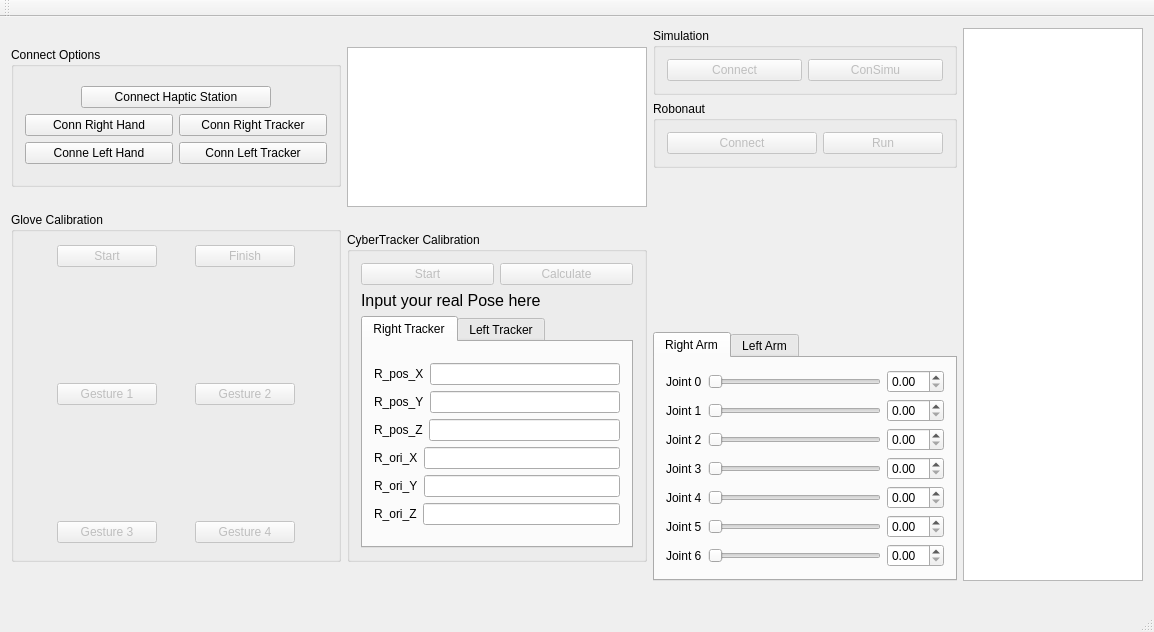
Above: CyberSystem/cybersystem.ui from aaron-chenjianhui/CyberSystem_Old before the change. Below: the same form after it.
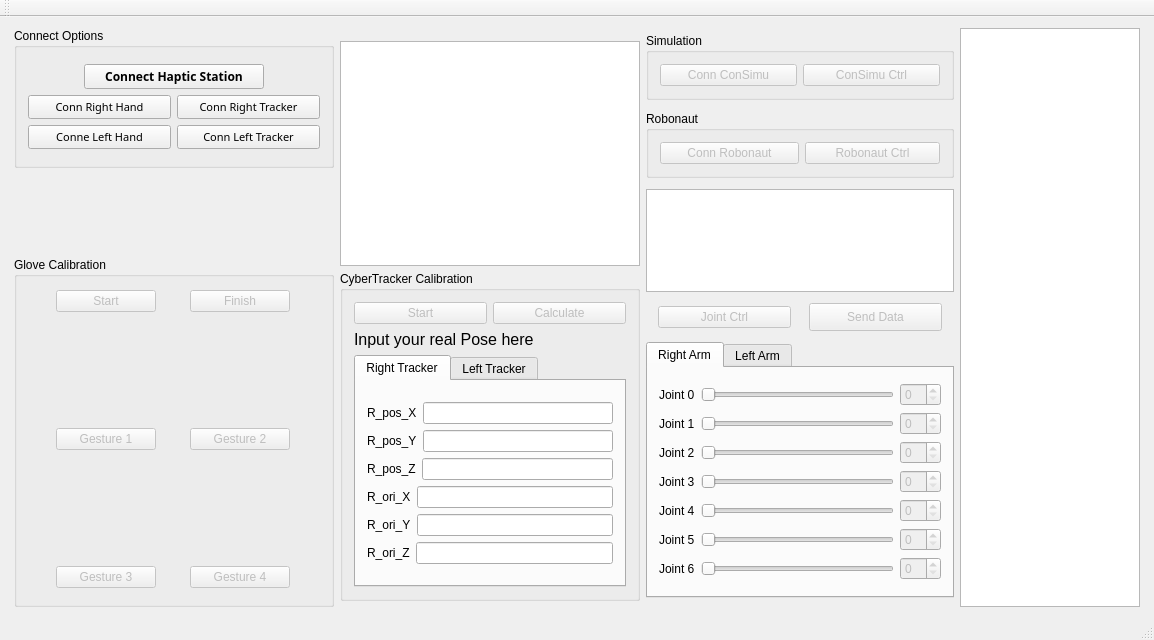
That is the form after the change. The open tabs and pages were chosen to show the change. Icons and pictures are not drawn.

The edit to the form file:
```diff
--- a/CyberSystem/cybersystem.ui
+++ b/CyberSystem/cybersystem.ui
@@ -7,7 +7,7 @@
     <x>0</x>
     <y>0</y>
     <width>1154</width>
-    <height>632</height>
+    <height>640</height>
    </rect>
   </property>
   <property name="sizePolicy">
@@ -25,7 +25,7 @@
   <property name="maximumSize">
    <size>
     <width>1154</width>
-    <height>632</height>
+    <height>640</height>
    </size>
   </property>
   <property name="windowTitle">
@@ -41,25 +41,25 @@
    <property name="maximumSize">
     <size>
      <width>1154</width>
-     <height>575</height>
+     <height>640</height>
     </size>
    </property>
-   <layout class="QGridLayout" name="gridLayout_9">
+   <layout class="QGridLayout" name="gridLayout_7">
     <item row="0" column="0">
-     <layout class="QHBoxLayout" name="horizontalLayout_6">
+     <layout class="QHBoxLayout" name="horizontalLayout_9">
       <item>
        <layout class="QVBoxLayout" name="m_pLVerLayout">
         <item>
          <widget class="QGroupBox" name="m_pConnBox">
           <property name="minimumSize">
            <size>
-            <width>330</width>
+            <width>320</width>
             <height>140</height>
            </size>
           </property>
           <property name="maximumSize">
            <size>
-            <width>330</width>
+            <width>320</width>
             <height>140</height>
            </size>
           </property>
@@ -87,6 +87,14 @@
              </item>
              <item row="0" column="1" colspan="2">
               <widget class="QPushButton" name="m_pInitBtn">
+               <property name="font">
+                <font>
+                 <family>Aharoni</family>
+                 <pointsize>9</pointsize>
+                 <weight>75</weight>
+                 <bold>true</bold>
+                </font>
+               </property>
                <property name="text">
                 <string>Connect Haptic Station</string>
                </property>
@@ -110,6 +118,12 @@
              </item>
              <item row="1" column="0" colspan="2">
               <widget class="QPushButton" name="m_pInitRHBtn">
+               <property name="font">
+                <font>
+                 <family>Aharoni</family>
+                 <pointsize>8</pointsize>
+                </font>
+               </property>
                <property name="text">
                 <string>Conn Right Hand</string>
                </property>
@@ -117,13 +131,31 @@
              </item>
              <item row="1" column="2" colspan="2">
               <widget class="QPushButton" name="m_pInitRTBtn">
+               <property name="font">
+                <font>
+                 <family>Aharoni</family>
+                 <pointsize>8</pointsize>
+                </font>
+               </property>
                <property name="text">
                 <string>Conn Right Tracker</string>
                </property>
+               <property name="iconSize">
+                <size>
+                 <width>20</width>
+                 <height>20</height>
+                </size>
+               </property>
               </widget>
              </item>
              <item row="2" column="0" colspan="2">
               <widget class="QPushButton" name="m_pInitLHBtn">
+               <property name="font">
+                <font>
+                 <family>Aharoni</family>
+                 <pointsize>8</pointsize>
+                </font>
+               </property>
                <property name="text">
                 <string>Conne Left Hand</string>
                </property>
@@ -131,6 +163,12 @@
              </item>
              <item row="2" column="2" colspan="2">
               <widget class="QPushButton" name="m_pInitLTBtn">
+               <property name="font">
+                <font>
+                 <family>Aharoni</family>
+                 <pointsize>8</pointsize>
+                </font>
+               </property>
                <property name="text">
                 <string>Conn Left Tracker</string>
                </property>
@@ -141,17 +179,30 @@
           </layout>
          </widget>
         </item>
+        <item>
+         <spacer name="verticalSpacer_2">
+          <property name="orientation">
+           <enum>Qt::Vertical</enum>
+          </property>
+          <property name="sizeHint" stdset="0">
+           <size>
+            <width>20</width>
+            <height>40</height>
+           </size>
+          </property>
+         </spacer>
+        </item>
         <item>
          <widget class="QGroupBox" name="m_pGloveBox">
           <property name="minimumSize">
            <size>
-            <width>330</width>
+            <width>320</width>
             <height>350</height>
            </size>
           </property>
           <property name="maximumSize">
            <size>
-            <width>330</width>
+            <width>320</width>
             <height>350</height>
            </size>
           </property>
@@ -319,13 +370,13 @@
           <property name="minimumSize">
            <size>
             <width>300</width>
-            <height>160</height>
+            <height>225</height>
            </size>
           </property>
           <property name="maximumSize">
            <size>
             <width>300</width>
-            <height>160</height>
+            <height>210</height>
            </size>
           </property>
          </widget>
@@ -674,9 +725,21 @@
        </layout>
       </item>
       <item>
-       <layout class="QVBoxLayout" name="verticalLayout_2">
-        <item>
+       <layout class="QGridLayout" name="gridLayout_9">
+        <item row="0" column="0">
          <widget class="QGroupBox" name="m_pSimuBox">
+          <property name="minimumSize">
+           <size>
+            <width>0</width>
+            <height>67</height>
+           </size>
+          </property>
+          <property name="maximumSize">
+           <size>
+            <width>16777215</width>
+            <height>67</height>
+           </size>
+          </property>
           <property name="title">
            <string>Simulation</string>
           </property>
@@ -687,7 +750,7 @@
               <bool>false</bool>
              </property>
              <property name="text">
-              <string>Connect</string>
+              <string>Conn ConSimu</string>
              </property>
             </widget>
            </item>
@@ -697,15 +760,27 @@
               <bool>false</bool>
              </property>
              <property name="text">
-              <string>ConSimu</string>
+              <string>ConSimu Ctrl</string>
              </property>
             </widget>
            </item>
           </layout>
          </widget>
         </item>
-        <item>
+        <item row="1" column="0">
          <widget class="QGroupBox" name="m_pRoboBox">
+          <property name="minimumSize">
+           <size>
+            <width>0</width>
+            <height>67</height>
+           </size>
+          </property>
+          <property name="maximumSize">
+           <size>
+            <width>16777215</width>
+            <height>67</height>
+           </size>
+          </property>
           <property name="title">
            <string>Robonaut</string>
           </property>
@@ -723,12 +798,18 @@
              </property>
              <property name="minimumSize">
               <size>
-               <width>150</width>
+               <width>139</width>
                <height>0</height>
               </size>
              </property>
+             <property name="maximumSize">
+              <size>
+               <width>139</width>
+               <height>16777215</height>
+              </size>
+             </property>
              <property name="text">
-              <string>Connect</string>
+              <string>Conn Robonaut</string>
              </property>
             </widget>
            </item>
@@ -744,28 +825,91 @@
               </sizepolicy>
              </property>
              <property name="text">
-              <string>Run</string>
+              <string>Robonaut Ctrl</string>
              </property>
             </widget>
            </item>
           </layout>
          </widget>
         </item>
-        <item>
-         <spacer name="verticalSpacer">
-          <property name="orientation">
-           <enum>Qt::Vertical</enum>
+        <item row="2" column="0">
+         <widget class="QTextBrowser" name="m_pRoboDataDisBs">
+          <property name="maximumSize">
+           <size>
+            <width>308</width>
+            <height>103</height>
+           </size>
           </property>
-          <property name="sizeHint" stdset="0">
+          <property name="sizeIncrement">
            <size>
-            <width>20</width>
-            <height>40</height>
+            <width>308</width>
+            <height>103</height>
            </size>
           </property>
-         </spacer>
+         </widget>
         </item>
-        <item>
+        <item row="3" column="0">
+         <layout class="QHBoxLayout" name="horizontalLayout_6">
+          <item>
+           <widget class="QPushButton" name="m_pJointCtrlBtn">
+            <property name="enabled">
+             <bool>false</bool>
+            </property>
+            <property name="minimumSize">
+             <size>
+              <width>133</width>
+              <height>0</height>
+             </size>
+            </property>
+            <property name="maximumSize">
+             <size>
+              <width>133</width>
+              <height>16777215</height>
+             </size>
+            </property>
+            <property name="text">
+             <string>Joint Ctrl</string>
+            </property>
+           </widget>
+          </item>
+          <item>
+           <widget class="QPushButton" name="m_pSdDataBtn">
+            <property name="enabled">
+             <bool>false</bool>
+            </property>
+            <property name="minimumSize">
+             <size>
+              <width>133</width>
+              <height>28</height>
+             </size>
+            </property>
+            <property name="maximumSize">
+             <size>
+              <width>133</width>
+              <height>28</height>
+             </size>
+            </property>
+            <property name="text">
+             <string>Send Data</string>
+            </property>
+           </widget>
+          </item>
+         </layout>
+        </item>
+        <item row="4" column="0">
          <widget class="QTabWidget" name="m_pJoSetWidget">
+          <property name="maximumSize">
+           <size>
+            <width>308</width>
+            <height>256</height>
+           </size>
+          </property>
+          <property name="sizeIncrement">
+           <size>
+            <width>308</width>
+            <height>256</height>
+           </size>
+          </property>
           <property name="currentIndex">
            <number>1</number>
           </property>
@@ -787,6 +931,9 @@
                 </item>
                 <item>
                  <widget class="QSlider" name="m_pRJo0Sli">
+                  <property name="enabled">
+                   <bool>false</bool>
+                  </property>
                   <property name="minimumSize">
                    <size>
                     <width>160</width>
@@ -799,7 +946,14 @@
                  </widget>
                 </item>
                 <item>
-                 <widget class="QDoubleSpinBox" name="m_pRJo0SpBox"/>
+                 <widget class="QSpinBox" name="m_pRJo0SpBox">
+                  <property name="enabled">
+                   <bool>false</bool>
+                  </property>
+                  <property name="value">
+                   <number>0</number>
+                  </property>
+                 </widget>
                 </item>
                </layout>
               </item>
@@ -814,6 +968,9 @@
                 </item>
                 <item>
                  <widget class="QSlider" name="m_pRJo1Sli">
+                  <property name="enabled">
+                   <bool>false</bool>
+                  </property>
                   <property name="minimumSize">
                    <size>
                     <width>160</width>
@@ -826,7 +983,11 @@
                  </widget>
                 </item>
                 <item>
-                 <widget class="QDoubleSpinBox" name="m_pRJo1SpBox"/>
+                 <widget class="QSpinBox" name="m_pRJo1SpBox">
+                  <property name="enabled">
+                   <bool>false</bool>
+                  </property>
+                 </widget>
                 </item>
                </layout>
               </item>
@@ -841,6 +1002,9 @@
                 </item>
                 <item>
                  <widget class="QSlider" name="m_pRJo2Sli">
+                  <property name="enabled">
+                   <bool>false</bool>
+                  </property>
                   <property name="minimumSize">
                    <size>
                     <width>160</width>
@@ -853,7 +1017,11 @@
                  </widget>
                 </item>
                 <item>
-                 <widget class="QDoubleSpinBox" name="m_pRJo2SpBox"/>
+                 <widget class="QSpinBox" name="m_pRJo2SpBox">
+                  <property name="enabled">
+                   <bool>false</bool>
+                  </property>
+                 </widget>
                 </item>
                </layout>
               </item>
@@ -868,6 +1036,9 @@
                 </item>
                 <item>
                  <widget class="QSlider" name="m_pRJo3Sli">
+                  <property name="enabled">
+                   <bool>false</bool>
+                  </property>
                   <property name="minimumSize">
                    <size>
                     <width>160</width>
@@ -880,7 +1051,11 @@
                  </widget>
                 </item>
                 <item>
-                 <widget class="QDoubleSpinBox" name="m_pRJo3SpBox"/>
+                 <widget class="QSpinBox" name="m_pRJo3SpBox">
+                  <property name="enabled">
+                   <bool>false</bool>
+                  </property>
+                 </widget>
                 </item>
                </layout>
               </item>
@@ -895,6 +1070,9 @@
                 </item>
                 <item>
                  <widget class="QSlider" name="m_pRJo4Sli">
+                  <property name="enabled">
+                   <bool>false</bool>
+                  </property>
                   <property name="minimumSize">
                    <size>
                     <width>160</width>
@@ -907,7 +1085,11 @@
                  </widget>
                 </item>
                 <item>
-                 <widget class="QDoubleSpinBox" name="m_pRJo4SpBox"/>
+                 <widget class="QSpinBox" name="m_pRJo4SpBox">
+                  <property name="enabled">
+                   <bool>false</bool>
+                  </property>
+                 </widget>
                 </item>
                </layout>
               </item>
@@ -922,6 +1104,9 @@
                 </item>
                 <item>
                  <widget class="QSlider" name="m_pRJo5Sli">
+                  <property name="enabled">
+                   <bool>false</bool>
+                  </property>
                   <property name="minimumSize">
                    <size>
                     <width>160</width>
@@ -934,7 +1119,11 @@
                  </widget>
                 </item>
                 <item>
-                 <widget class="QDoubleSpinBox" name="m_pRJo5SpBox"/>
+                 <widget class="QSpinBox" name="m_pRJo5SpBox">
+                  <property name="enabled">
+                   <bool>false</bool>
+                  </property>
+                 </widget>
                 </item>
                </layout>
               </item>
@@ -949,6 +1138,9 @@
                 </item>
                 <item>
                  <widget class="QSlider" name="m_pRJo6Sli">
+                  <property name="enabled">
+                   <bool>false</bool>
+                  </property>
                   <property name="minimumSize">
                    <size>
                     <width>160</width>
@@ -961,7 +1153,11 @@
                  </widget>
                 </item>
                 <item>
-                 <widget class="QDoubleSpinBox" name="m_pRJo6SpBox"/>
+                 <widget class="QSpinBox" name="m_pRJo6SpBox">
+                  <property name="enabled">
+                   <bool>false</bool>
+                  </property>
+                 </widget>
                 </item>
                </layout>
               </item>
```
Left out of the diff: 67 changed lines with no effect on the pictures.
